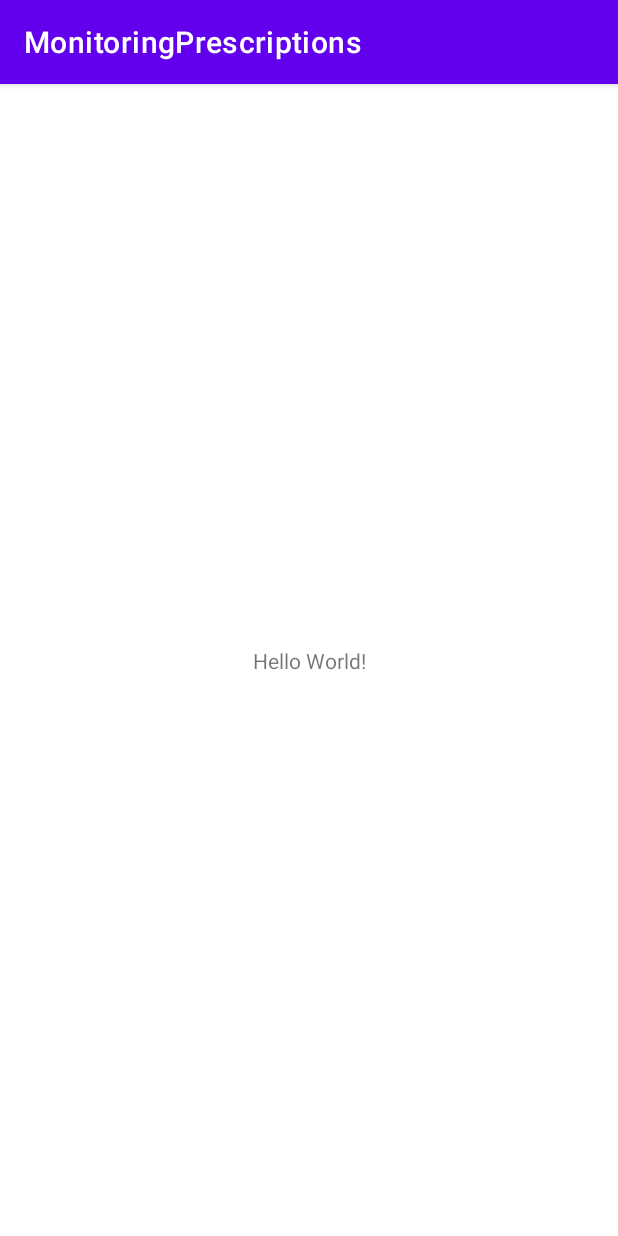
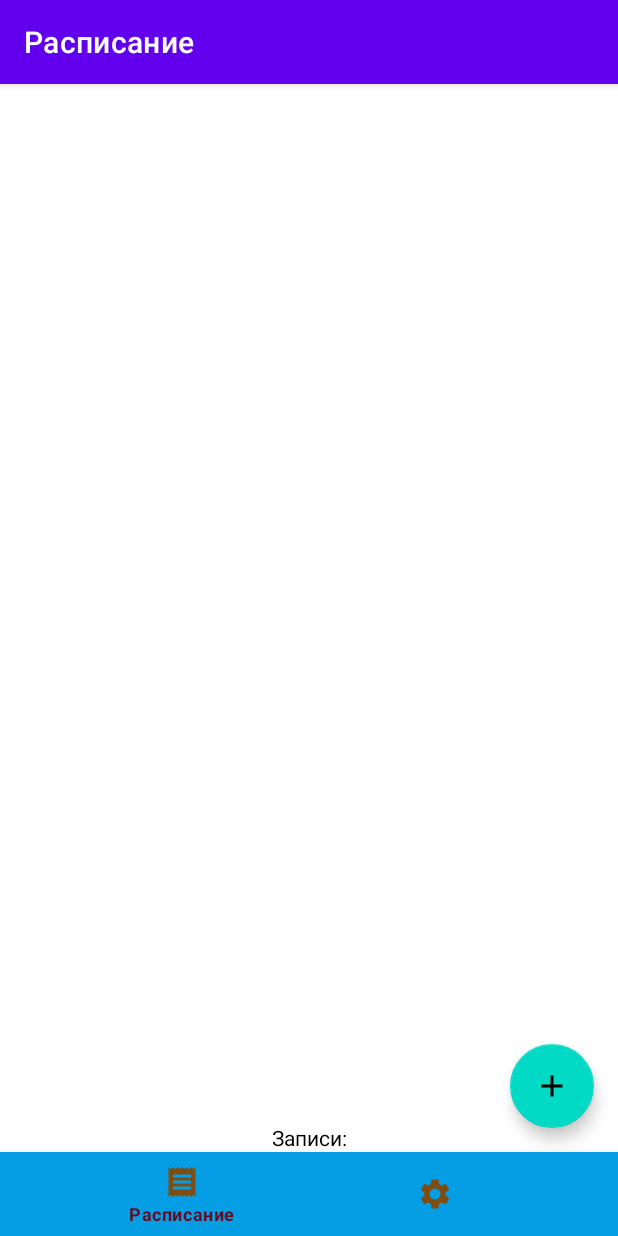
Before and after one commit to Paulik0182/MonitoringPrescriptions, an Android app: the screen it shows after launch (RoomActivity), on a phone screen of 412 x 824 dp. Run offline under Robolectric (Android 15) with nearby library versions, the phone set to English and light mode, and no system bars.

Commit message:
Разметка и запуск первого экрана

```diff
--- a/app/src/main/java/com/example/monitoringprescriptions/ui/root/RoomActivity.kt
+++ b/app/src/main/java/com/example/monitoringprescriptions/ui/root/RoomActivity.kt
@@ -2,11 +2,54 @@ package com.example.monitoringprescriptions.ui.root
 
 import androidx.appcompat.app.AppCompatActivity
 import android.os.Bundle
+import androidx.fragment.app.Fragment
 import com.example.monitoringprescriptions.R
+import com.example.monitoringprescriptions.databinding.ActivityRootBinding
+import com.example.monitoringprescriptions.ui.reception.ReceptionFragment
+import com.example.monitoringprescriptions.ui.settings.SettingsFragment
 
-class RoomActivity : AppCompatActivity() {
+private const val TAG_MAIN_CONTAINER_LAYOUT_KEY = "TAG_MAIN_CONTAINER_LAYOUT_KEY"
+
+class RoomActivity : AppCompatActivity(),
+    ReceptionFragment.Controller,
+    SettingsFragment.Controller {
+
+    private lateinit var binding: ActivityRootBinding
+
     override fun onCreate(savedInstanceState: Bundle?) {
         super.onCreate(savedInstanceState)
-        setContentView(R.layout.activity_root)
+        binding = ActivityRootBinding.inflate(layoutInflater)
+        setContentView(binding.root)
+
+        onBottomNavBar()
+
+        if (savedInstanceState == null) {
+            binding.bottomNavBar.selectedItemId = R.id.reception_list_item
+        } else {
+            //todo иначе достать из --
+        }
+    }
+
+    private fun onBottomNavBar() {
+        binding.bottomNavBar.setOnItemSelectedListener {
+            title = it.title
+            val fragment = when (it.itemId) {
+                R.id.reception_list_item -> ReceptionFragment()
+                R.id.settings_item -> SettingsFragment()
+                else -> throw IllegalStateException("Такого фрагмента нет")
+            }
+            swapFragment(fragment)
+            return@setOnItemSelectedListener true
+        }
+    }
+
+    private fun swapFragment(fragment: Fragment) {
+        supportFragmentManager
+            .beginTransaction()
+            .replace(
+                binding.fragmentContainerFrameLayout.id,
+                fragment,
+                TAG_MAIN_CONTAINER_LAYOUT_KEY
+            ).commit()
     }
 }
--- /dev/null
+++ b/app/src/main/res/drawable/add_header.xml
@@ -0,0 +1,5 @@
+<vector android:height="20dp" android:tint="#FFFFFF"
+    android:viewportHeight="24" android:viewportWidth="24"
+    android:width="20dp" xmlns:android="http://schemas.android.com/apk/res/android">
+    <path android:fillColor="@android:color/white" android:pathData="M19,13h-6v6h-2v-6H5v-2h6V5h2v6h6v2z"/>
+</vector>
--- /dev/null
+++ b/app/src/main/res/drawable/ic_reception_24.xml
@@ -0,0 +1,5 @@
+<vector android:height="24dp" android:tint="#09A82A"
+    android:viewportHeight="24" android:viewportWidth="24"
+    android:width="24dp" xmlns:android="http://schemas.android.com/apk/res/android">
+    <path android:fillColor="@android:color/white" android:pathData="M18,17L6,17v-2h12v2zM18,13L6,13v-2h12v2zM18,9L6,9L6,7h12v2zM3,22l1.5,-1.5L6,22l1.5,-1.5L9,22l1.5,-1.5L12,22l1.5,-1.5L15,22l1.5,-1.5L18,22l1.5,-1.5L21,22L21,2l-1.5,1.5L18,2l-1.5,1.5L15,2l-1.5,1.5L12,2l-1.5,1.5L9,2 7.5,3.5 6,2 4.5,3.5 3,2v20z"/>
+</vector>
--- /dev/null
+++ b/app/src/main/res/drawable/ic_settings_24.xml
@@ -0,0 +1,5 @@
+<vector android:height="24dp" android:tint="#09A82A"
+    android:viewportHeight="24" android:viewportWidth="24"
+    android:width="24dp" xmlns:android="http://schemas.android.com/apk/res/android">
+    <path android:fillColor="@android:color/white" android:pathData="M19.14,12.94c0.04,-0.3 0.06,-0.61 0.06,-0.94c0,-0.32 -0.02,-0.64 -0.07,-0.94l2.03,-1.58c0.18,-0.14 0.23,-0.41 0.12,-0.61l-1.92,-3.32c-0.12,-0.22 -0.37,-0.29 -0.59,-0.22l-2.39,0.96c-0.5,-0.38 -1.03,-0.7 -1.62,-0.94L14.4,2.81c-0.04,-0.24 -0.24,-0.41 -0.48,-0.41h-3.84c-0.24,0 -0.43,0.17 -0.47,0.41L9.25,5.35C8.66,5.59 8.12,5.92 7.63,6.29L5.24,5.33c-0.22,-0.08 -0.47,0 -0.59,0.22L2.74,8.87C2.62,9.08 2.66,9.34 2.86,9.48l2.03,1.58C4.84,11.36 4.8,11.69 4.8,12s0.02,0.64 0.07,0.94l-2.03,1.58c-0.18,0.14 -0.23,0.41 -0.12,0.61l1.92,3.32c0.12,0.22 0.37,0.29 0.59,0.22l2.39,-0.96c0.5,0.38 1.03,0.7 1.62,0.94l0.36,2.54c0.05,0.24 0.24,0.41 0.48,0.41h3.84c0.24,0 0.44,-0.17 0.47,-0.41l0.36,-2.54c0.59,-0.24 1.13,-0.56 1.62,-0.94l2.39,0.96c0.22,0.08 0.47,0 0.59,-0.22l1.92,-3.32c0.12,-0.22 0.07,-0.47 -0.12,-0.61L19.14,12.94zM12,15.6c-1.98,0 -3.6,-1.62 -3.6,-3.6s1.62,-3.6 3.6,-3.6s3.6,1.62 3.6,3.6S13.98,15.6 12,15.6z"/>
+</vector>
--- a/app/src/main/res/layout/activity_root.xml
+++ b/app/src/main/res/layout/activity_root.xml
@@ -1,18 +1,28 @@
 <?xml version="1.0" encoding="utf-8"?>
-<androidx.constraintlayout.widget.ConstraintLayout xmlns:android="http://schemas.android.com/apk/res/android"
+<LinearLayout xmlns:android="http://schemas.android.com/apk/res/android"
     xmlns:app="http://schemas.android.com/apk/res-auto"
     xmlns:tools="http://schemas.android.com/tools"
     android:layout_width="match_parent"
     android:layout_height="match_parent"
+    android:orientation="vertical"
+    android:background="?attr/second_plan_background"
     tools:context=".ui.root.RoomActivity">
 
-    <TextView
-        android:layout_width="wrap_content"
+    <FrameLayout
+        android:id="@+id/fragment_container_frame_layout"
+        android:layout_width="match_parent"
+        android:layout_height="0dp"
+        android:layout_weight="1" />
+
+    <com.google.android.material.bottomnavigation.BottomNavigationView
+        android:id="@+id/bottom_nav_bar"
+        android:layout_width="match_parent"
+        app:menu="@menu/bottom_nav_menu"
+        android:background="?attr/bottom_navigation_view"
+        android:visibility="visible"
         android:layout_height="wrap_content"
-        android:text="Hello World!"
-        app:layout_constraintBottom_toBottomOf="parent"
-        app:layout_constraintEnd_toEndOf="parent"
-        app:layout_constraintStart_toStartOf="parent"
-        app:layout_constraintTop_toTopOf="parent" />
+        app:itemIconTint="?attr/item_icon_tint"
+        app:itemTextColor="?attr/item_text"
+        app:labelVisibilityMode="selected"/>
 
-</androidx.constraintlayout.widget.ConstraintLayout>
+</LinearLayout>
--- a/app/src/main/res/layout/fragment_reception.xml
+++ b/app/src/main/res/layout/fragment_reception.xml
@@ -5,10 +5,40 @@
     android:layout_height="match_parent"
     tools:context=".ui.reception.ReceptionFragment">
 
-    <!-- TODO: Update blank fragment layout -->
-    <TextView
+    <LinearLayout
         android:layout_width="match_parent"
         android:layout_height="match_parent"
-        android:text="@string/hello_blank_fragment" />
+        android:orientation="vertical">
+
+        <androidx.recyclerview.widget.RecyclerView
+            android:id="@+id/cardio_recycler_view"
+            android:layout_width="match_parent"
+            android:layout_height="0dp"
+            android:layout_weight="1"
+            android:padding="1dp"
+            android:scrollbarStyle="outsideOverlay"
+            android:scrollbars="vertical"
+            tools:listitem="@layout/item_record_reception" />
+
+        <TextView
+            android:id="@+id/records_text_view"
+            android:layout_width="match_parent"
+            android:layout_height="wrap_content"
+            android:layout_weight="0"
+            android:gravity="center"
+            android:text="Записи:"
+            android:textColor="@color/black"
+            android:textSize="14sp" />
+
+    </LinearLayout>
+
+    <com.google.android.material.floatingactionbutton.FloatingActionButton
+        android:id="@+id/fab"
+        android:layout_width="wrap_content"
+        android:layout_height="wrap_content"
+        android:layout_gravity="end|bottom"
+        android:layout_margin="16dp"
+        android:contentDescription="@string/submit"
+        android:src="@drawable/add_header" />
 
 </FrameLayout>
--- a/app/src/main/res/layout/fragment_statistics.xml
+++ b/app/src/main/res/layout/fragment_settings.xml
@@ -3,7 +3,7 @@
     xmlns:tools="http://schemas.android.com/tools"
     android:layout_width="match_parent"
     android:layout_height="match_parent"
-    tools:context=".ui.statistics.StatisticsFragment">
+    tools:context=".ui.settings.SettingsFragment">
 
     <!-- TODO: Update blank fragment layout -->
     <TextView
--- /dev/null
+++ b/app/src/main/res/menu/bottom_nav_menu.xml
@@ -0,0 +1,12 @@
+<?xml version="1.0" encoding="utf-8"?>
+<menu xmlns:android="http://schemas.android.com/apk/res/android">
+    <item
+        android:id="@+id/reception_list_item"
+        android:icon="@drawable/ic_reception_24"
+        android:title="@string/reception"/>
+
+    <item
+        android:id="@+id/settings_item"
+        android:icon="@drawable/ic_settings_24"
+        android:title="@string/settings"/>
+</menu>
--- a/app/src/main/res/values-night/themes.xml
+++ b/app/src/main/res/values-night/themes.xml
@@ -12,5 +12,17 @@
         <!-- Status bar color. -->
         <item name="android:statusBarColor" tools:targetApi="l">?attr/colorPrimaryVariant</item>
         <!-- Customize your theme here. -->
+
+
+        <!-- значения по умолчанию -->
+        <item name="default_text">@color/white</item>
+        <item name="second_plan_background">@color/almost_black</item>
+        <item name="button_background">@color/translucent_black_grey_diary</item>
+        <item name="ic_background">@color/orange_300</item>
+
+        <!-- RootActivity -->
+        <item name="bottom_navigation_view">@color/bnv_default_diary</item>
+        <item name="item_icon_tint">@color/white</item>
+        <item name="item_text">@color/white</item>
     </style>
 </resources>
--- a/app/src/main/res/values/colors.xml
+++ b/app/src/main/res/values/colors.xml
@@ -7,4 +7,17 @@
     <color name="teal_700">#FF018786</color>
     <color name="black">#FF000000</color>
     <color name="white">#FFFFFFFF</color>
+
+    <color name="almost_black">#4B3F3F</color>
+    <color name="translucent_black_grey_diary">#2A075E16</color>
+    <color name="orange_300">#EAC300</color>
+    <color name="translucent_black_grey">#2A2BBC43</color>
+    <color name="orange_500">#A08500</color>
+    <color name="bnv_default">#059EE4</color>
+    <color name="bnv_default_diary">#055478</color>
+    <color name="item_icon">#7E4D11</color>
+    <color name="item_text">#670A20</color>
+
+
+
 </resources>
--- a/app/src/main/res/values/strings.xml
+++ b/app/src/main/res/values/strings.xml
@@ -1,5 +1,17 @@
 <resources>
-    <string name="app_name">MonitoringPrescriptions</string>
-    <!-- TODO: Remove or change this placeholder text -->
+    <string name="app_name">Таблетница</string>
     <string name="hello_blank_fragment">Hello blank fragment</string>
+    <string name="submit">Добавить измерение</string>
+
+    <!-- bottom nav menu -->
+    <string name="reception">Расписание</string>
+    <string name="settings">Настройки</string>
+
+    <!-- emoji -->
+    <string name="emoji_yes">&#9989;</string>
+    <string name="emoji_no">&#10060;</string>
+
+    <!-- emoji product-->
+    <string name="emoji_pill">&#128138;</string>
+    <string name="emoji_syringe">&#128137;</string>
 </resources>
--- a/app/src/main/res/values/themes.xml
+++ b/app/src/main/res/values/themes.xml
@@ -12,5 +12,16 @@
         <!-- Status bar color. -->
         <item name="android:statusBarColor" tools:targetApi="l">?attr/colorPrimaryVariant</item>
         <!-- Customize your theme here. -->
+
+        <!-- значения по умолчанию -->
+        <item name="default_text">@color/black</item>
+        <item name="second_plan_background">@color/white</item>
+        <item name="button_background">@color/translucent_black_grey</item>
+        <item name="ic_background">@color/orange_500</item>
+
+        <!-- RootActivity -->
+        <item name="bottom_navigation_view">@color/bnv_default</item>
+        <item name="item_icon_tint">@color/item_icon</item>
+        <item name="item_text">@color/item_text</item>
     </style>
 </resources>
```
Also changed, not shown: app/src/main/java/com/example/monitoringprescriptions/ui/details/DerailsReceptionFragment.kt (added, +48 -0 lines), app/src/main/java/com/example/monitoringprescriptions/ui/settings/SettingsFragment.kt (renamed from app/src/main/java/com/example/monitoringprescriptions/ui/statistics/StatisticsFragment.kt, +8 -6 lines), app/src/main/res/drawable/border.xml (added, +12 -0 lines), app/src/main/res/layout/fragment_derails_reception.xml (added, +14 -0 lines), app/src/main/res/layout/item_record_reception.xml (added, +114 -0 lines), app/src/main/res/values-night/attrs.xml (added, +34 -0 lines).
